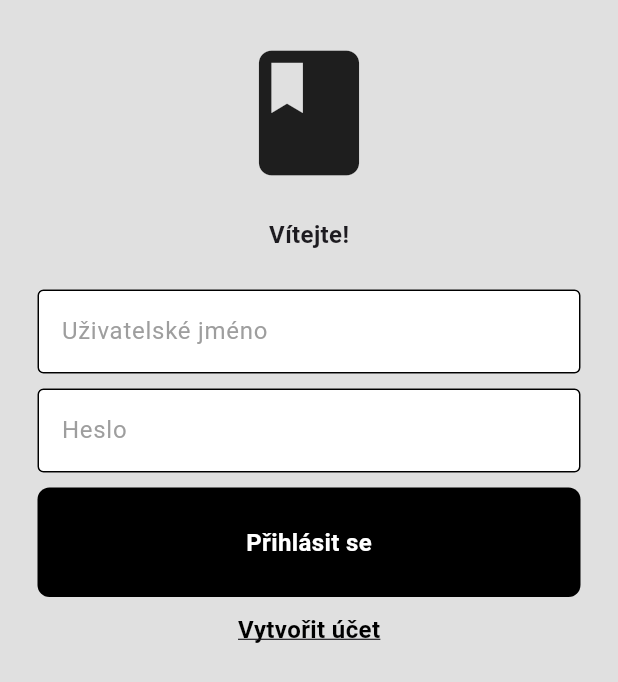
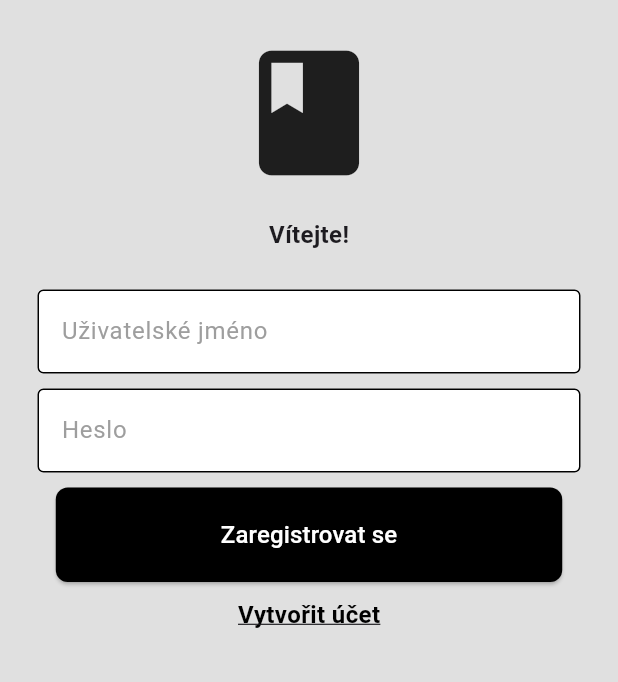
Before and after one commit to dcaldr/denik-zza, a Flutter app: the Login screen opened directly, on a phone screen of 412 x 824 dp. Shown: the top 682 px of the screen. Run offline on Flutter 3.47's test engine with Material 3 defaults, Android fonts, the phone set to English and light mode, and no system bars; our stand-ins replace open_file, pdf, printing.

Commit message:
add: button component.

```diff
--- a/lib/screens/login/components/create_account.dart
+++ b/lib/screens/login/components/create_account.dart
@@ -11,7 +11,7 @@ class CreateAccount extends StatelessWidget {
         // Přesměrování na jinou obrazovku
         Navigator.push(
           context,
-          MaterialPageRoute(builder: (context) => RegisterScreen()), // Nahraďte YourNextScreen() instancí vaší následující obrazovky
+          MaterialPageRoute(builder: (context) => RegisterScreen()),
         );
       },
       child: Text(
--- a/lib/screens/login/components/my_button.dart
+++ b/lib/screens/login/components/my_button.dart
@@ -2,30 +2,33 @@ import 'package:flutter/material.dart';
 
 
 class Button extends StatelessWidget {
-    Button({super.key,required this.onTap});
 
-   Function()? onTap;
+  final String buttonText;
+    Button({super.key, required this.buttonText});
+
+
 
   @override
   Widget build(BuildContext context) {
-    // TODO: implement build
-    return GestureDetector(
-      onTap:  onTap,
-      child: Container(
-        padding: const EdgeInsets.all(25),
-        margin: const EdgeInsets.symmetric(horizontal: 25),
-        decoration: BoxDecoration(color: Colors.black,
-        borderRadius: BorderRadius.circular(8),),
-        child: const Center(child: Text("Přihlásit se",
-        style: TextStyle(color: Colors.white,
-         fontWeight: FontWeight.bold,
-         fontSize: 16,
-         ),
-
+    return ElevatedButton(
+      onPressed: () {
+        // Your onPressed logic here
+      },
+      style: ElevatedButton.styleFrom(
+        primary: Colors.black,
+        onPrimary: Colors.white,
+        shape: RoundedRectangleBorder(
+          borderRadius: BorderRadius.circular(8.0),
         ),
+        padding: EdgeInsets.symmetric(
+          vertical: 20,
+          horizontal: 110,
         ),
+      ),
+      child: Text(
+        buttonText,
+        style: TextStyle(fontSize: 16),
       ),
     );
   }
-
-  }
+}
--- a/lib/screens/login/login_page.dart
+++ b/lib/screens/login/login_page.dart
@@ -64,10 +64,7 @@ class Login extends StatelessWidget {
               SizedBox(height: 10),
 
               // login button
-              Button(
-                onTap: signUserIn,
-              ),
-
+              Button(buttonText: "Zaregistrovat se"),
 
               const SizedBox(height: 10,),
 
```
Also changed, not shown: lib/screens/login/register_page.dart (+5 -5 lines).
